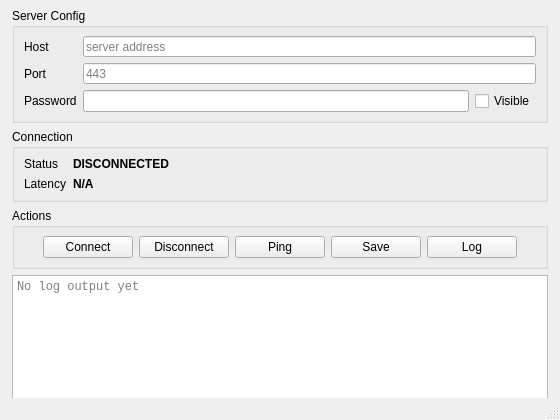
xyanrch1024/overplus, file Client/mainwindow.ui: the form before one commit.
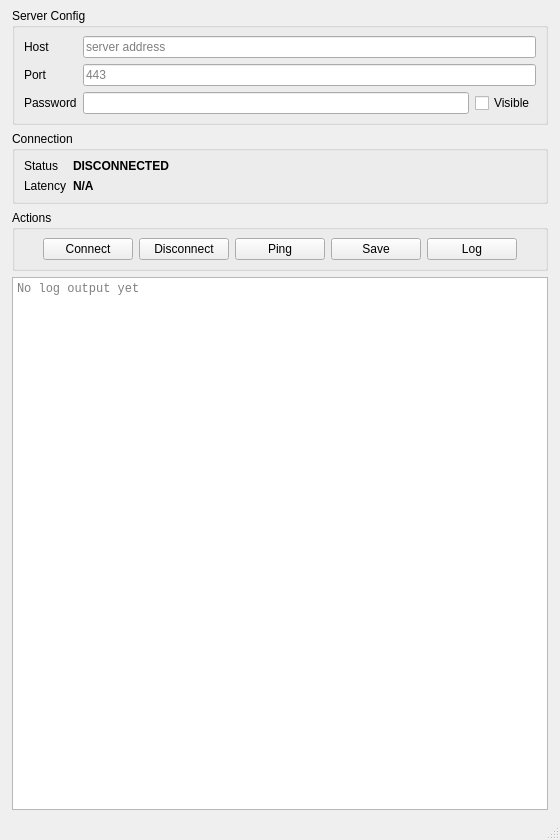
The form after the commit.

Commit message: feat(client): increase initial window height to 840

The edit to the form file:
```diff
--- a/Client/mainwindow.ui
+++ b/Client/mainwindow.ui
@@ -7,7 +7,7 @@
     <x>0</x>
     <y>0</y>
     <width>560</width>
-    <height>420</height>
+    <height>840</height>
    </rect>
   </property>
   <property name="minimumSize">
```
